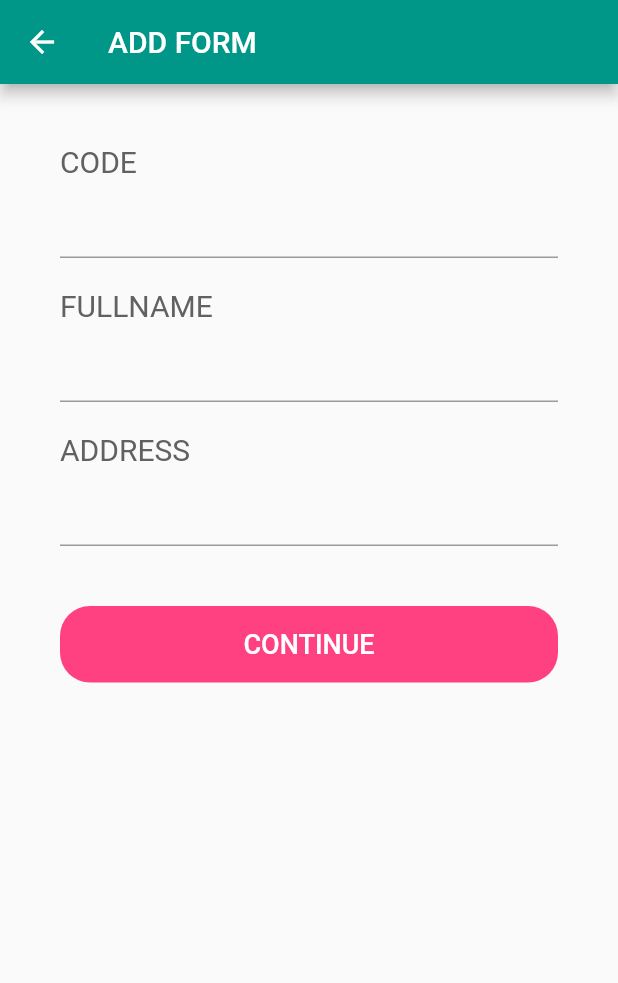
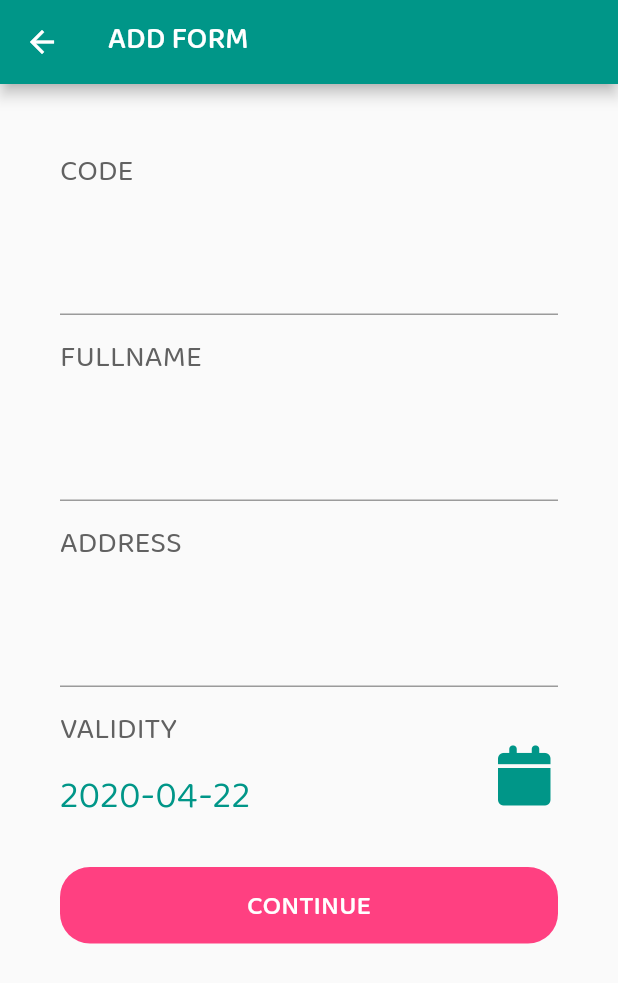
Before and after one commit to kitchanismo/Quarantine-Pass-QR-Code-Scanner, a Flutter app: the AddForm screen opened by its route, on a phone screen of 412 x 824 dp. Shown: the top 983 px of the screen. Run offline on Flutter 3.47's test engine with Material 2 defaults, Android fonts, the phone set to English and light mode, and no system bars; our stand-ins replace cloud_firestore, firebase_auth, flare_flutter, flutter_spinkit, flutter_vector_icons, pretty_qr_code and 1 more; missing offline and left inert: edge_alert, flare_dart, flutter_cupertino_date_picker, qr, short_readable_id, twitter_qr_scanner; accounts and stored records are empty; statements that could not run were skipped.

Commit message:
found validity

```diff
--- a/lib/common/my_button.dart
+++ b/lib/common/my_button.dart
@@ -16,7 +16,7 @@
 }
 
 class _MyButtonState extends State<MyButton> {
-  final padding = EdgeInsets.symmetric(vertical: 15, horizontal: 0);
+  final padding = EdgeInsets.fromLTRB(0, 10, 0, 5);
 
   @override
   Widget build(BuildContext context) {
--- a/lib/common/my_textField.dart
+++ b/lib/common/my_textField.dart
@@ -7,12 +7,17 @@
   final bool obscureText;
   final String initialValue;
   final bool readOnly;
+
+  final Function onTap;
+  final TextEditingController controller;
   MyTextField(
-      {@required this.onChanged,
+      {this.onChanged,
       this.readOnly = false,
       this.label,
       this.textColor = Colors.teal,
       this.initialValue,
+      this.onTap,
+      this.controller,
       this.obscureText = false});
 
   @override
@@ -27,13 +32,15 @@
       children: <Widget>[
         widget.label,
         TextFormField(
+            controller: widget.controller,
+            onTap: widget.onTap,
             readOnly: widget.readOnly,
             initialValue: widget.initialValue,
             obscureText: widget.obscureText,
             cursorColor: widget.textColor,
             style: TextStyle(fontSize: 25, color: widget.textColor),
             onChanged: widget.onChanged),
-        SizedBox(height: 20),
+        SizedBox(height: 10),
       ],
     );
   }
--- a/lib/models/passer.dart
+++ b/lib/models/passer.dart
@@ -3,13 +3,6 @@
   String code;
   String name;
   String address;
-  bool isApproved = false;
-  DateTime approvedOn;
-  Passer(
-      {this.id,
-      this.code,
-      this.name,
-      this.address,
-      this.isApproved,
-      this.approvedOn});
+  DateTime validity;
+  Passer({this.id, this.code, this.name, this.address, this.validity});
 }
--- a/lib/screens/add.dart
+++ b/lib/screens/add.dart
@@ -1,9 +1,12 @@
 import 'package:edge_alert/edge_alert.dart';
 import 'package:flutter/material.dart';
+import 'package:qr_checker/utils/helper.dart';
 import 'package:short_readable_id/short_readable_id.dart';
 import 'package:qr_checker/common/my_button.dart';
 import 'package:qr_checker/models/passer.dart';
 import 'package:qr_checker/common/my_textfield.dart';
+import 'package:flutter_vector_icons/flutter_vector_icons.dart';
+import 'package:flutter_cupertino_date_picker/flutter_cupertino_date_picker.dart';
 
 class AddForm extends StatefulWidget {
   @override
@@ -11,7 +14,8 @@
 }
 
 class _AddFormState extends State<AddForm> {
-  Passer passer = Passer(code: '', name: '', address: '');
+  Passer passer =
+      Passer(code: '', name: '', address: '', validity: DateTime.now());
   String code;
 
   @override
@@ -25,7 +29,7 @@
     if (passer.code == '' || passer.name == '' || passer.address == '') {
       EdgeAlert.show(
         context,
-        icon: Icons.notifications,
+        icon: FontAwesome.times,
         title: 'Invalid Input',
         description: 'Fill-up all the fields.',
         backgroundColor: Colors.pinkAccent,
@@ -76,6 +80,33 @@
                 });
               },
             ),
+            Row(
+              children: <Widget>[
+                Expanded(
+                  flex: 2,
+                  child: Wrap(direction: Axis.vertical, children: <Widget>[
+                    Text('VALIDITY',
+                        style:
+                            TextStyle(color: Colors.grey[700], fontSize: 20)),
+                    Text(Helper.dateOnly(passer.validity),
+                        style: TextStyle(color: Colors.teal, fontSize: 25))
+                  ]),
+                ),
+                Expanded(
+                    child: Align(
+                  alignment: Alignment.centerRight,
+                  child: IconButton(
+                      icon: Icon(
+                        FontAwesome.calendar,
+                        size: 40,
+                        color: Colors.teal,
+                      ),
+                      onPressed: () {
+                        _showDatePicker();
+                      }),
+                )),
+              ],
+            ),
             SizedBox(
               height: 20,
             ),
@@ -88,4 +119,30 @@
       ),
     );
   }
+
+  void _showDatePicker() {
+    DatePicker.showDatePicker(
+      context,
+      pickerTheme: DateTimePickerTheme(
+        // showTitle: _showTitle,
+        confirm:
+            Text('Confirm', style: TextStyle(color: Colors.teal, fontSize: 20)),
+        cancel: Text('Cancel', style: TextStyle(fontSize: 20)),
+      ),
+      minDateTime: DateTime.now(),
+      // maxDateTime: DateTime.parse(MAX_DATETIME),
+      initialDateTime: passer.validity,
+
+      onChange: (dateTime, List<int> index) {
+        setState(() {
+          passer.validity = dateTime;
+        });
+      },
+      onConfirm: (dateTime, List<int> index) {
+        setState(() {
+          passer.validity = dateTime;
+        });
+      },
+    );
+  }
 }
--- a/lib/services/passer_service.dart
+++ b/lib/services/passer_service.dart
@@ -5,101 +5,28 @@
 class PasserService {
   final collection = Firestore.instance.collection('passers');
 
-  List<Passer> _passers = [
-    Passer(
-        code: 'shdjfhdj',
-        name: 'sample csscc',
-        address: 'somewhere',
-        isApproved: true),
-    Passer(
-        code: 'shdfgfhdj',
-        name: 'kitchan shusdh',
-        address: 'somewhere',
-        isApproved: false),
-    Passer(
-        code: 'hhjjhdjfhdj',
-        name: 'kitcha3n uscs',
-        address: 'somewhere',
-        isApproved: true),
-    Passer(
-        code: 'shdjerfhdj',
-        name: 'kitchan4 shcsuc',
-        address: 'somewhere',
-        isApproved: true),
-    Passer(
-        code: 'shdjfhdj',
-        name: 'kitchan',
-        address: 'somewhere',
-        isApproved: true),
-    Passer(
-        code: 'shdfgfhdj',
-        name: 'kitchan2',
-        address: 'somewhere',
-        isApproved: true),
-    Passer(
-        code: 'hhjjhdjfhdj',
-        name: 'kitcha3n',
-        address: 'somewhere',
-        isApproved: true),
-    Passer(
-        code: 'shdjfhdj',
-        name: 'kitchan4',
-        address: 'somewhere',
-        isApproved: true),
-    Passer(
-        code: 'shdjfhdj',
-        name: 'kitchan',
-        address: 'somewhere',
-        isApproved: true),
-    Passer(
-        code: 'shdfgfhdj',
-        name: 'kitchan2',
-        address: 'somewhere',
-        isApproved: true),
-    Passer(
-        code: 'hhjjhdjfhdj',
-        name: 'kitcha3n',
-        address: 'somewhere',
-        isApproved: true),
-    Passer(
-        code: 'shdjerfhdj',
-        name: 'kitchan4',
-        address: 'somewhere',
-        isApproved: true),
-    Passer(
-        code: 'shdttjfhdj',
-        name: 'kitcha5n',
-        address: 'somewhere',
-        isApproved: true),
-  ];
-
-  // get passers {
-  //   return _passers;
-  // }
-
   Passer mapToPasser(DocumentSnapshot doc) {
     return Passer(
         id: doc.documentID,
-        isApproved: doc['isApproved'],
-        code: doc['code'],
-        name: doc['name'],
-        address: doc['address']);
+        code: doc['code'] ?? '',
+        name: doc['name'] ?? '',
+        validity: doc['validity']?.toDate() ?? null,
+        address: doc['address'] ?? '');
   }
 
   Stream<QuerySnapshot> snaps() => collection.snapshots();
 
   Stream<List<Passer>> fetchPassers() {
-    ///var snaps = collection.snapshots();
     return snaps().map((list) => list.documents.map(mapToPasser).toList());
   }
 
   Future<bool> add(Passer passer) async {
     try {
       await collection.document().setData({
-        'isApproved': passer.isApproved,
         'code': passer.code,
         'name': passer.name,
-        'address': passer.address
+        'address': passer.address,
+        'validity': passer.validity
       });
       return true;
     } catch (e) {
@@ -111,7 +38,6 @@
   Future update(Passer passer) async {
     try {
       await collection.document(passer.id).updateData({
-        'uid': passer.id,
         'code': passer.code,
         'name': passer.name,
         'address': passer.address
@@ -120,4 +46,12 @@
       print(e.toString());
     }
   }
+
+  Future<Passer> isCodeValid(String code) {
+    return collection
+        .where('code', isEqualTo: code)
+        .getDocuments()
+        .then((snaps) => snaps.documents.map(mapToPasser).toList().first)
+        .catchError((err) => print(err));
+  }
 }
--- /dev/null
+++ b/lib/utils/helper.dart
@@ -0,0 +1,21 @@
+class Helper {
+  static String toElipse({String input, int end = 17}) {
+    if (input.length > end) {
+      String str = input.substring(0, end);
+      return '$str ...';
+    }
+
+    return input;
+  }
+
+  static String dateOnly(DateTime date) {
+    return "${date.year.toString()}-${date.month.toString().padLeft(2, '0')}-${date.day.toString().padLeft(2, '0')}";
+  }
+
+  static bool isPassValid(DateTime date) {
+    if (date.compareTo(DateTime.now()) < 0) {
+      return false;
+    }
+    return true;
+  }
+}
```
Also changed, not shown: lib/app.dart (+3 -7 lines), lib/screens/found.dart (added, +165 -0 lines), lib/screens/found_code.dart (deleted, +0 -9 lines), lib/screens/home.dart (+12 -22 lines), lib/screens/preview.dart (+31 -37 lines), lib/screens/scanner.dart (+46 -5 lines), lib/screens/signin.dart (+8 -7 lines), pubspec.yaml (+9 -5 lines), fonts/BalooBhaina2-Bold.ttf (added), fonts/BalooBhaina2-Medium.ttf (added), fonts/BalooBhaina2-Regular.ttf (added), pubspec.lock.
